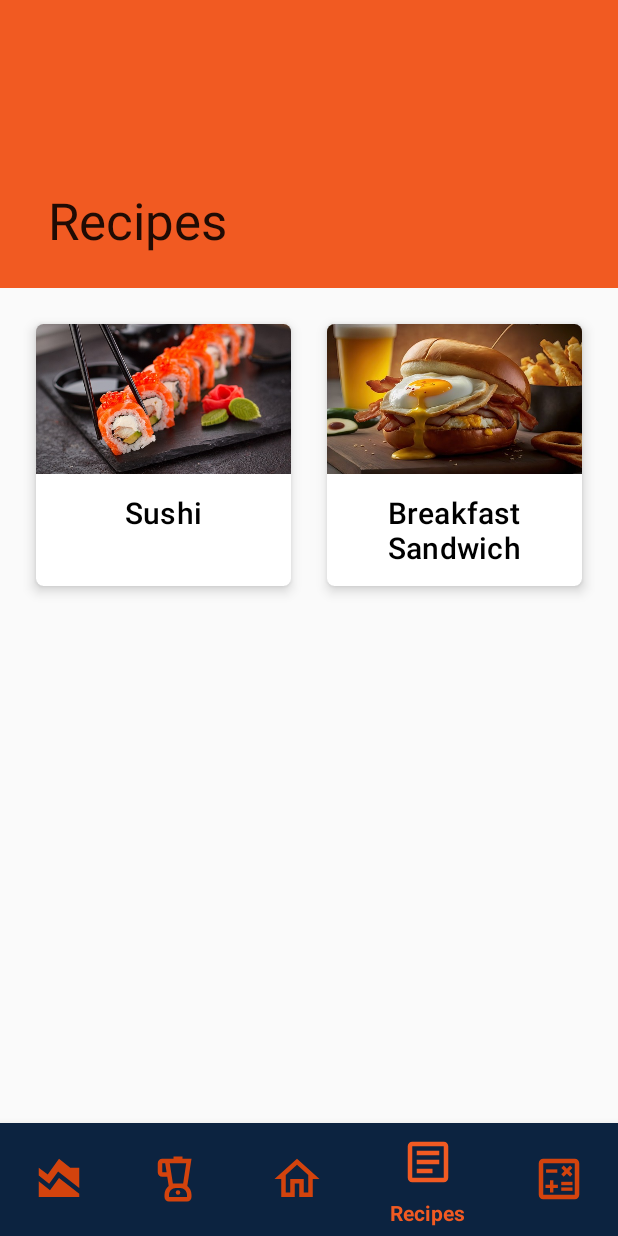
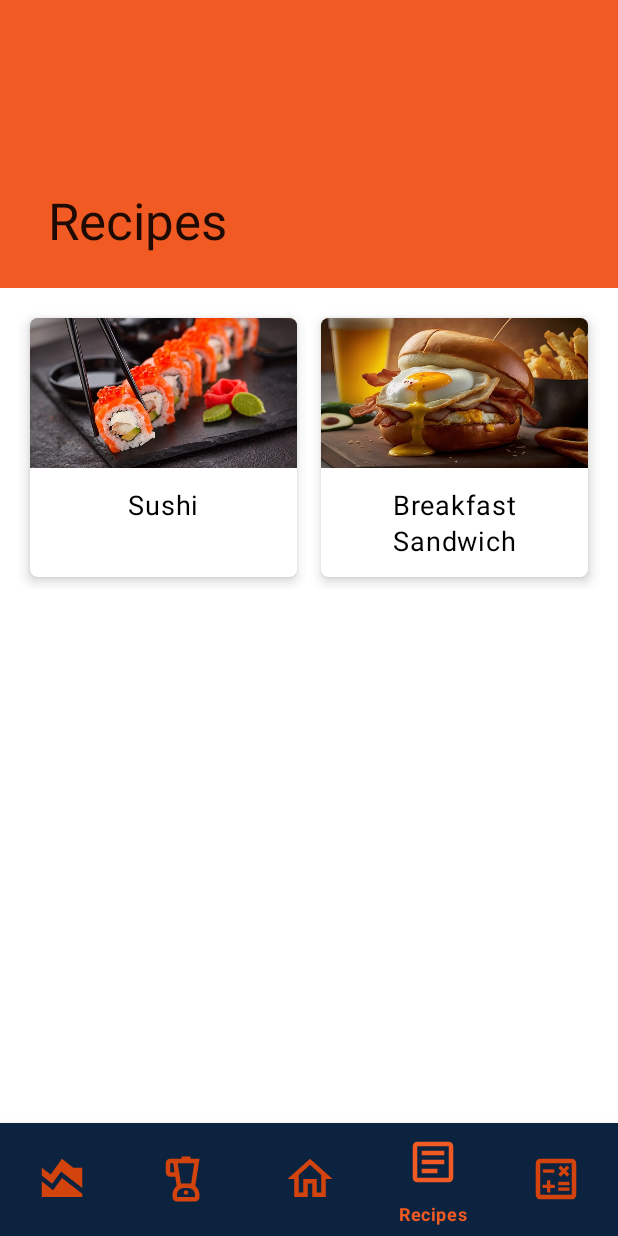
Before and after one commit to Daniel6278/Fitness-Tracker, an Android app: the screen it shows after launch (MainActivity), item 4 of the bottom bar chosen, on a phone screen of 412 x 824 dp. Run offline under Robolectric (Android 15) with nearby library versions, the phone set to English and light mode, and no system bars.

Commit message:
shared preferences bug fix + style improvements

```diff
--- a/RowdyEatsV2/app/src/main/java/edu/utsa/cs3443/rowdyeatsv2/HomeFragment.java
+++ b/RowdyEatsV2/app/src/main/java/edu/utsa/cs3443/rowdyeatsv2/HomeFragment.java
@@ -33,8 +33,7 @@ public class HomeFragment extends Fragment {
     private boolean isTextChangeHandled = true;
     private String nameTextBoxContents = "";
 
-    private void writeNameToPrefs(String name) {
-        SharedPreferences sharedPref = getActivity().getPreferences(Context.MODE_PRIVATE);
+    private void writeNameToPrefs(SharedPreferences sharedPref, String name) {
         SharedPreferences.Editor editor = sharedPref.edit();
         editor.putString(getString(R.string.preferences_name_key), name);
         editor.apply();
@@ -101,7 +100,7 @@ public class HomeFragment extends Fragment {
                         if (lastTypedTime != epoch) {
                             return;
                         }
-                        writeNameToPrefs(s.toString());
+                        writeNameToPrefs(sharedPref, s.toString());
                     }
                 }, NAME_SAVE_DELAY_MS);
 
--- a/RowdyEatsV2/app/src/main/res/layout/card_recipe.xml
+++ b/RowdyEatsV2/app/src/main/res/layout/card_recipe.xml
@@ -1,10 +1,10 @@
 <?xml version="1.0" encoding="utf-8"?>
-<androidx.cardview.widget.CardView xmlns:android="http://schemas.android.com/apk/res/android"
+<com.google.android.material.card.MaterialCardView xmlns:android="http://schemas.android.com/apk/res/android"
     xmlns:app="http://schemas.android.com/apk/res-auto"
     android:layout_width="match_parent"
     android:layout_height="wrap_content"
     android:layout_gravity="center"
-    android:layout_margin="12dp"
+    android:layout_margin="8dp"
     app:cardCornerRadius="5dp"
     app:cardElevation="5dp">
 
@@ -18,7 +18,6 @@
             android:layout_width="match_parent"
             android:layout_height="100dp"
             android:layout_gravity="center"
-            android:layout_marginBottom="12dp"
             android:scaleType="centerCrop"
             android:src="@mipmap/ic_launcher" />
 
@@ -26,10 +25,10 @@
             android:id="@+id/recipe_name"
             android:layout_width="match_parent"
             android:layout_height="wrap_content"
-            android:layout_marginBottom="12dp"
+            android:padding="12dp"
             android:textAlignment="center"
-            android:textAppearance="@style/TextAppearance.RowdyEats.H2" />
+            android:textAppearance="@style/TextAppearance.RowdyEats.BodyLarge" />
 
     </LinearLayout>
 
-</androidx.cardview.widget.CardView>
+</com.google.android.material.card.MaterialCardView>
--- a/RowdyEatsV2/app/src/main/res/layout/fragment_home.xml
+++ b/RowdyEatsV2/app/src/main/res/layout/fragment_home.xml
@@ -8,16 +8,18 @@
 
     <ImageView
         android:id="@+id/imgLogo"
-        android:layout_width="300dp"
-        android:layout_height="150dp"
-        android:layout_marginTop="100dp"
+        android:layout_width="0dp"
+        android:layout_height="200dp"
+        android:layout_marginStart="50dp"
+        android:layout_marginTop="75dp"
+        android:layout_marginEnd="50dp"
         android:contentDescription="@string/UTSALogo"
         android:src="@drawable/app_logo_transparent"
         app:layout_constraintEnd_toEndOf="parent"
         app:layout_constraintStart_toStartOf="parent"
         app:layout_constraintTop_toTopOf="parent" />
 
-    <Button
+    <com.google.android.material.button.MaterialButton
         android:id="@+id/btnMenu1"
         style="@style/Widget.AppCompat.Button.Colored"
         android:layout_width="wrap_content"
@@ -25,7 +27,6 @@
         android:layout_marginTop="300dp"
         android:text="Menu 1"
         app:layout_constraintEnd_toEndOf="parent"
-        app:layout_constraintHorizontal_bias="0.498"
         app:layout_constraintStart_toStartOf="parent"
         app:layout_constraintTop_toBottomOf="@+id/imgLogo" />
 
@@ -59,9 +60,11 @@
         android:layout_marginStart="100dp"
         android:layout_marginTop="12dp"
         android:layout_marginEnd="100dp"
-        android:ems="10"
+        android:hint="Your Name"
         android:inputType="text"
-        android:hint="Your Name"
+        android:minEms="5"
+        android:textAlignment="center"
+        android:textAppearance="@style/TextAppearance.RowdyEats.DisplaySmall"
         app:layout_constraintEnd_toEndOf="parent"
         app:layout_constraintStart_toStartOf="parent"
         app:layout_constraintTop_toBottomOf="@+id/userGreeting" />
--- a/RowdyEatsV2/app/src/main/res/navigation/recipes_browser.xml
+++ b/RowdyEatsV2/app/src/main/res/navigation/recipes_browser.xml
@@ -11,7 +11,9 @@
         android:label="RecipesFragment" >
         <action
             android:id="@+id/action_recipesOverview_to_recipeDetails"
-            app:destination="@id/recipeDetails" />
+            app:destination="@id/recipeDetails"
+            app:enterAnim="@anim/nav_default_enter_anim"
+            app:popEnterAnim="@anim/nav_default_pop_enter_anim"/>
     </fragment>
     <fragment
         android:id="@+id/recipeDetails"
@@ -21,10 +23,8 @@
         <action
             android:id="@+id/action_recipeDetails_to_recipesOverview"
             app:destination="@id/recipesOverview"
-            app:enterAnim="@android:anim/slide_in_left"
-            app:exitAnim="@android:anim/slide_out_right"
-            app:popEnterAnim="@android:anim/slide_in_left"
-            app:popExitAnim="@android:anim/slide_out_right" />
+            app:exitAnim="@anim/nav_default_exit_anim"
+            app:popExitAnim="@anim/nav_default_pop_exit_anim" />
         <argument
             android:name="head"
             app:argType="string"/>
--- a/RowdyEatsV2/app/src/main/res/values/styles.xml
+++ b/RowdyEatsV2/app/src/main/res/values/styles.xml
@@ -1,12 +1,10 @@
 <?xml version="1.0" encoding="utf-8"?>
 <resources>
     <!-- Base application theme. -->
-    <style name="AppTheme" parent="Theme.AppCompat.Light.NoActionBar">
-
-        <!-- parent="Theme.MaterialComponents.Light.DarkActionBar" -->
+    <style name="AppTheme" parent="Theme.MaterialComponents.Light.NoActionBar">
 
         <item name="android:statusBarColor">
-            @android:color/transparent
+            @color/blue
         </item>
         <item name="colorPrimary">@color/orange</item>
         <item name="colorPrimaryDark">@color/orange_dark</item>
@@ -19,13 +17,19 @@
         <!-- Typography -->
         <item name="textAppearanceDisplayLarge">@style/TextAppearance.RowdyEats.DisplayLarge</item>
         <item name="textAppearanceDisplayMedium">@style/TextAppearance.RowdyEats.DisplayMedium</item>
+        <item name="textAppearanceDisplaySmall">@style/TextAppearance.RowdyEats.DisplaySmall</item>
         <item name="textAppearanceBodyLarge">@style/TextAppearance.RowdyEats.BodyLarge</item>
-        <item name="textAppearanceBodyMedium">@style/TextAppearance.RowdyEats.BodyLarge</item>
+        <item name="textAppearanceBodyMedium">@style/TextAppearance.RowdyEats.BodyMedium</item>
         <item name="textAppearanceHeadline1">@style/TextAppearance.RowdyEats.H1</item>
         <item name="textAppearanceHeadline2">@style/TextAppearance.RowdyEats.H2</item>
+        <item name="textAppearanceHeadline3">@style/TextAppearance.RowdyEats.H3</item>
+        <item name="textAppearanceHeadlineLarge">@style/TextAppearance.RowdyEats.H1</item>
+        <item name="textAppearanceHeadlineMedium">@style/TextAppearance.RowdyEats.H2</item>
+        <item name="textAppearanceHeadlineSmall">@style/TextAppearance.RowdyEats.H3</item>
 
     </style>
 
+    <!-- splash screen -->
     <style name="Theme.Splash" parent="Theme.SplashScreen">
         <item name="windowSplashScreenBackground">@color/white</item>
         <item name="windowSplashScreenAnimatedIcon">@drawable/app_logo_transparent</item>
@@ -43,23 +47,36 @@
         <item name="android:textSize">32sp</item>
         <item name="android:fontWeight">300</item>
     </style>
+    <style name="TextAppearance.RowdyEats.DisplaySmall" parent="TextAppearance.Material3.DisplaySmall">
+        <item name="android:textStyle">normal</item>
+        <item name="android:textSize">28sp</item>
+        <item name="android:fontWeight">300</item>
+    </style>
     <style name="TextAppearance.RowdyEats.BodyLarge" parent="TextAppearance.Material3.BodyLarge">
         <item name="android:textStyle">normal</item>
         <item name="android:textSize">18sp</item>
     </style>
-    <style name="TextAppearance.RowdyEats.BodyMedium" parent="TextAppearance.Material3.BodyLarge">
+    <style name="TextAppearance.RowdyEats.BodyMedium" parent="TextAppearance.Material3.BodyMedium">
         <item name="android:textStyle">normal</item>
         <item name="android:textSize">16sp</item>
     </style>
-    <style name="TextAppearance.RowdyEats.H1" parent="TextAppearance.Material3.LabelLarge">
+    <style name="TextAppearance.RowdyEats.H1" parent="TextAppearance.Material3.HeadlineLarge">
         <item name="android:textStyle">normal</item>
         <item name="android:textSize">24sp</item>
         <item name="android:fontWeight">500</item>
+        <item name="lineHeight">@null</item>
     </style>
-    <style name="TextAppearance.RowdyEats.H2" parent="TextAppearance.Material3.LabelLarge">
+    <style name="TextAppearance.RowdyEats.H2" parent="TextAppearance.Material3.HeadlineMedium">
         <item name="android:textStyle">normal</item>
         <item name="android:textSize">20sp</item>
         <item name="android:fontWeight">600</item>
+        <item name="lineHeight">@null</item>
+    </style>
+    <style name="TextAppearance.RowdyEats.H3" parent="TextAppearance.Material3.HeadlineSmall">
+        <item name="android:textStyle">normal</item>
+        <item name="android:textSize">18sp</item>
+        <item name="android:fontWeight">700</item>
+        <item name="lineHeight">@null</item>
     </style>
 
 </resources>
```
